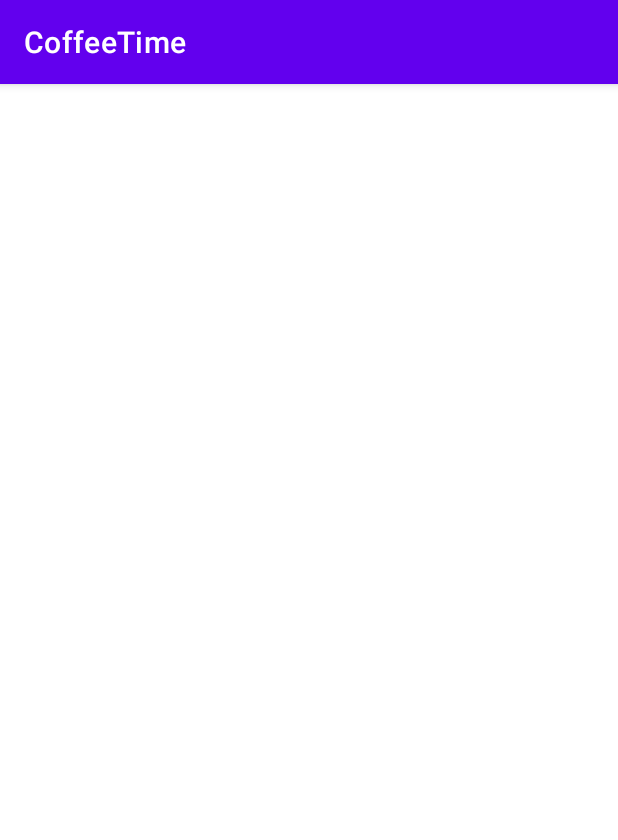
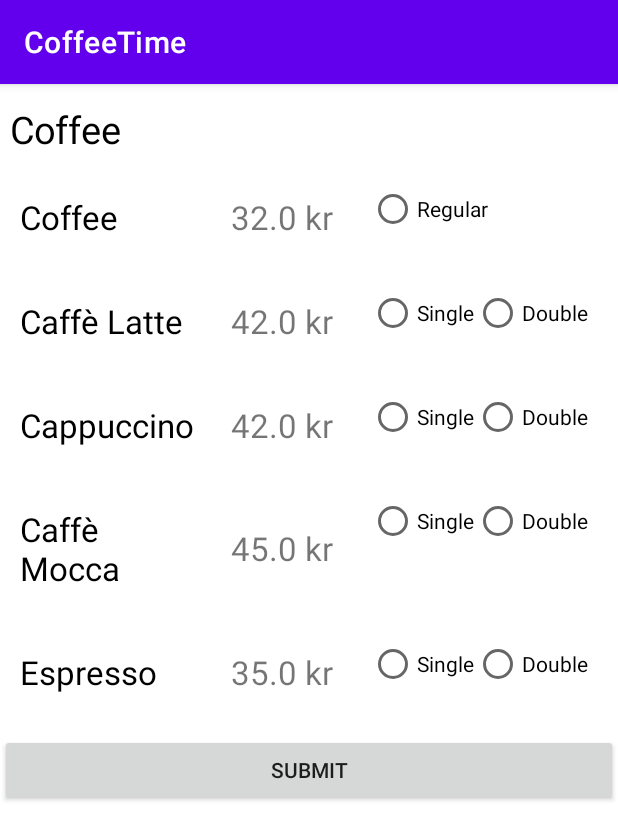
Before and after one commit to andhaglund/CoffeeTime, an Android app: the OrderLineActivity screen opened directly, with no data from a screen before it, on a phone screen of 412 x 824 dp. Shown: the top 840 px of the screen. Run offline under Robolectric (Android 15) with nearby library versions, the phone set to English and light mode, and no system bars.

Commit message:
Created MenuItem and finished orderLine selection

```diff
--- a/app/src/main/java/com/example/coffeetime/OrderLineActivity.kt
+++ b/app/src/main/java/com/example/coffeetime/OrderLineActivity.kt
@@ -2,8 +2,11 @@ package com.example.coffeetime
 
 import android.content.Intent
 import android.os.Bundle
+import android.util.Log
+import android.widget.Button
+import android.widget.LinearLayout
+import android.widget.TextView
 import androidx.appcompat.app.AppCompatActivity
-import androidx.constraintlayout.widget.ConstraintLayout
 import com.example.coffeetime.models.*
 import com.example.coffeetime.utilities.ProductUtilities
 import kotlinx.android.synthetic.main.activity_orderline.*
@@ -12,26 +15,68 @@ class OrderLineActivity : AppCompatActivity() {
 
     private lateinit var owner: User
     private val products: List<Product> = ProductUtilities.getProducts()
-    private val options: List<ProductOption> = ProductUtilities.getProductOptions()
+    private val menuItems: List<MenuItem> = createMenuItems()
+    private val orderLines = mutableListOf<OrderLine>()
 
+    private fun createMenuItems(): List<MenuItem> {
+        val menuItems = mutableListOf<MenuItem>()
+        for (product in products) {
+            menuItems.add(MenuItem(product))
+        }
+        return menuItems
+    }
 
     override fun onCreate(savedInstanceState: Bundle?) {
         super.onCreate(savedInstanceState)
         setContentView(R.layout.activity_orderline)
 
-//        owner = intent.extras!!.getSerializable("user") as User
+// TODO: Get user from localstorage        owner = intent.extras!!.getSerializable("user") as User
 
-        for (product in products) {
-            orderline_layout.addView(product.createProductView(this))
+        createMenuItemView(orderline_layout)
+        orderline_layout.addView(createSubmitButton())
+    }
+
+    private fun createSubmitButton(): Button {
+        val button = Button(this)
+        button.text = getString(R.string.submit)
+        button.setOnClickListener {
+            for (menuItem in menuItems.filter{it.isChosen}) {
+                orderLines.add(OrderLine(menuItem.product, menuItem.option, "Temp",
+                        menuItem.product.price + menuItem.option.additionalCost))
+            }
+
+            val intent = Intent(this, MainActivity::class.java)
+            for ((index, orderLine) in orderLines.withIndex()) {
+                intent.putExtra("orderLine$index", orderLine)
+            }
+            startActivity(intent)
+        }
+
+        return button
+    }
+
+    /**
+     * Creates a menu item view inside the input layout
+     */
+    private fun createMenuItemView(layout: LinearLayout) {
+        for (category in Category.values().filter { it != Category.ALL }) {
+            layout.addView(createCategoryHeader(category))
+
+            for (menuItem in menuItems.filter { it.product.category == category }) {
+                layout.addView(menuItem.createMenuLineView(this))
+            }
         }
     }
 
-    fun onSubmit() {
-
-        val intent = Intent(this, OrderLineActivity::class.java)
-//        intent.putExtra()
-        startActivity(intent)
+    /**
+     * Create header for each product category
+     */
+    private fun createCategoryHeader(category: Category): TextView {
+        val header = TextView(this)
+        header.text = category.category
+        header.textSize = 25f
+        header.setPadding(10, 20, 10, 20)
+        header.setTextColor(resources.getColor(R.color.black))
+        return header
     }
-
-
 }
--- a/app/src/main/java/com/example/coffeetime/models/Category.kt
+++ b/app/src/main/java/com/example/coffeetime/models/Category.kt
@@ -1,5 +1,6 @@
 package com.example.coffeetime.models
 
-enum class Category {
-    COFFEE
+enum class Category(val category: String) {
+    COFFEE("Coffee"),
+    ALL("All");
 }
--- /dev/null
+++ b/app/src/main/java/com/example/coffeetime/models/MenuItem.kt
@@ -0,0 +1,19 @@
+package com.example.coffeetime.models
+
+import android.content.Context
+import android.widget.LinearLayout
+import com.example.coffeetime.utilities.ProductOptionUtilities
+
+class MenuItem(val product: Product) {
+    lateinit var option: ProductOption
+    var isChosen = false
+
+    fun createMenuLineView(context: Context): LinearLayout {
+        val layout = LinearLayout(context)
+        layout.orientation = LinearLayout.HORIZONTAL
+        layout.setPadding(10, 10, 10, 20)
+        layout.addView(this.product.createProductView(context))
+        layout.addView(ProductOptionUtilities.createOptionsView(context, this))
+        return layout
+    }
+}
--- a/app/src/main/java/com/example/coffeetime/models/OptionGroup.kt
+++ /dev/null
@@ -1,8 +0,0 @@
-package com.example.coffeetime.models
-
-/**
- *
- */
-enum class OptionGroup() {
-    STRENGTH, SIZE, NONE
-}
--- a/app/src/main/java/com/example/coffeetime/models/Product.kt
+++ b/app/src/main/java/com/example/coffeetime/models/Product.kt
@@ -1,12 +1,18 @@
 package com.example.coffeetime.models
 
 import android.content.Context
+import android.icu.number.Precision.currency
+import android.view.Gravity
+import android.view.View
+import android.view.ViewGroup
 import android.view.ViewGroup.LayoutParams.MATCH_PARENT
 import android.widget.LinearLayout
+import android.widget.RadioButton
 import android.widget.RadioGroup
 import android.widget.TextView
 import com.example.coffeetime.R
 import org.w3c.dom.Text
+import java.io.Serializable
 
 /**
  * Class for holding the different coffee types. Named "Product" to make the model
@@ -17,35 +23,22 @@ import org.w3c.dom.Text
 class Product (val name: String,
                val price: Float,
                val hasOptions: Boolean,
-               val category: Category = Category.COFFEE) {
+               val category: Category = Category.COFFEE) : Serializable {
 
     fun createProductView(context: Context): LinearLayout {
         val layout = LinearLayout(context)
         layout.orientation = LinearLayout.HORIZONTAL
-
+        layout.setPadding(10, 10, 0, 20)
+        layout.layoutParams = LinearLayout.LayoutParams(MATCH_PARENT, MATCH_PARENT, 0.6F)
         layout.addView(createNameView(context))
-        layout.addView(createPriceView(context))
-        layout.addView(createOptionsView(context))
 
 
+        layout.addView(createPriceView(context))
 
         return layout
     }
 
-    /**
-     * Create radio buttons if product has options
-     */
-    private fun createOptionsView(context: Context): RadioGroup {
-        if (this.hasOptions) {
-            when (category) {
-                Category.COFFEE -> {
-                    val single = RadioGroup(context)
-                }
-                // TODO
-            }
-        }
-        return RadioGroup(context)
-    }
+
 
     /**
      * Creates a TextView containing the product name
@@ -53,7 +46,7 @@ class Product (val name: String,
     private fun createNameView(context: Context): TextView {
         val nameView = TextView(context)
         nameView.text = this.name
-        nameView.textSize = 25f
+        nameView.textSize = 22f
         nameView.setTextColor(context.resources.getColor(R.color.black))
         nameView.layoutParams = LinearLayout.LayoutParams(MATCH_PARENT, MATCH_PARENT, 1F)
         return nameView
@@ -64,10 +57,10 @@ class Product (val name: String,
      */
     private fun createPriceView(context: Context): TextView {
         val priceView = TextView(context)
-        priceView.text = this.price.toString()
-        priceView.textSize = 25f
+        priceView.text = this.price.toString().plus(" ").plus(context.getString(R.string.currency))
+        priceView.textSize = 22f
+        priceView.gravity = Gravity.CENTER
         priceView.layoutParams = LinearLayout.LayoutParams(MATCH_PARENT, MATCH_PARENT, 1F)
         return priceView
     }
-
 }
--- a/app/src/main/java/com/example/coffeetime/models/ProductOption.kt
+++ b/app/src/main/java/com/example/coffeetime/models/ProductOption.kt
@@ -1,7 +1,14 @@
 package com.example.coffeetime.models
 
-class ProductOption(val option: String,
-                    val optionGroup: OptionGroup,
+/**
+ * Enum class for storing different product options.
+ * Example: Strength (single, double), size (small, medium, large), flavour etc.
+ */
+enum class ProductOption(val option: String,
+                    val category: Category,
                     val additionalCost: Float) {
 
+    SINGLE("Single", Category.COFFEE, 0F),
+    DOUBLE("Double", Category.COFFEE, 3F),
+    REGULAR("Regular", Category.ALL, 0F);
 }
--- /dev/null
+++ b/app/src/main/java/com/example/coffeetime/utilities/ProductOptionUtilities.kt
@@ -0,0 +1,60 @@
+package com.example.coffeetime.utilities
+
+import android.content.Context
+import android.view.View
+import android.view.ViewGroup
+import android.widget.LinearLayout
+import android.widget.RadioButton
+import android.widget.RadioGroup
+import com.example.coffeetime.models.Category
+import com.example.coffeetime.models.MenuItem
+import com.example.coffeetime.models.ProductOption
+
+class ProductOptionUtilities() {
+
+    companion object {
+
+        /**
+         * Create radio buttons for each option in category if product has options
+         * and add onChangeListener
+         */
+        fun createOptionsView(context: Context, menuItem: MenuItem): View {
+            val radioGroup = RadioGroup(context)
+            radioGroup.orientation = RadioGroup.HORIZONTAL
+            radioGroup.layoutParams = LinearLayout.LayoutParams(ViewGroup.LayoutParams.MATCH_PARENT, ViewGroup.LayoutParams.MATCH_PARENT, 0.9F)
+
+            when (menuItem.product.category) {
+                Category.COFFEE -> {
+                    if (menuItem.product.hasOptions) {
+                        val options = ProductOption.values().filter { it.category == Category.COFFEE }.withIndex()
+                        for ((rbId, option) in options) {
+                            radioGroup.addView(createRadioButton(context, option.option, rbId))
+                        }
+                        radioGroup.setOnCheckedChangeListener { _, checkedId ->
+                            menuItem.isChosen = true
+                            menuItem.option = options.elementAt(checkedId).value
+                        }
+                    } else {
+                        radioGroup.addView(createRadioButton(context, ProductOption.REGULAR.option, 0))
+                        radioGroup.setOnCheckedChangeListener { _, _ ->
+                            menuItem.isChosen = true
+                            menuItem.option = ProductOption.REGULAR
+                        }
+                    }
+                }
+                // TODO: Future extension: add other product categories e.g cake, smoothie
+            }
+            return radioGroup
+        }
+
+        /**
+         * Creates a radio button for the different product-options
+         */
+        private fun createRadioButton(context: Context, text: String, id: Int): RadioButton {
+            val rb = RadioButton(context)
+            rb.id = id
+            rb.text = text
+            return rb
+        }
+    }
+}
--- a/app/src/main/java/com/example/coffeetime/utilities/ProductUtilities.kt
+++ b/app/src/main/java/com/example/coffeetime/utilities/ProductUtilities.kt
@@ -1,7 +1,6 @@
 package com.example.coffeetime.utilities
 
 import com.example.coffeetime.models.Category
-import com.example.coffeetime.models.OptionGroup
 import com.example.coffeetime.models.Product
 import com.example.coffeetime.models.ProductOption
 
@@ -15,25 +14,14 @@ class ProductUtilities {
          * Future extension: products are collected from Firestore
          */
         fun getProducts(): List<Product> {
-            val latte = Product("Caffè Latte", 42F, OptionGroup.STRENGTH, Category.COFFEE)
-            val mocha = Product("Caffè Mocca", 45F, OptionGroup.STRENGTH, Category.COFFEE)
-            val cappuccino = Product("Cappuccino", 42F, OptionGroup.STRENGTH, Category.COFFEE)
-            val coffee = Product("Coffee", 32F, OptionGroup.NONE, Category.COFFEE)
-            val espresso = Product("Espresso", 35F, OptionGroup.STRENGTH, Category.COFFEE)
+            val coffee = Product("Coffee", 32F, false, Category.COFFEE)
+            val latte = Product("Caffè Latte", 42F, true, Category.COFFEE)
+            val cappuccino = Product("Cappuccino", 42F, true, Category.COFFEE)
+            val mocha = Product("Caffè Mocca", 45F, true, Category.COFFEE)
+            val espresso = Product("Espresso", 35F, true, Category.COFFEE)
 
-            return listOf(latte, mocha, cappuccino, coffee, espresso)
+            return listOf(coffee, latte, cappuccino, mocha, espresso)
         }
-
-        /**
-         * Future extension: options are collected from Firestore
-         */
-        fun getProductOptions(): List<ProductOption> {
-            val single = ProductOption("Single", OptionGroup.STRENGTH, 0F)
-            val double = ProductOption("Double", OptionGroup.STRENGTH, 3F)
-
-            return listOf(single, double)
-        }
-
     }
 
 
--- a/app/src/main/res/layout/activity_orderline.xml
+++ b/app/src/main/res/layout/activity_orderline.xml
@@ -15,28 +15,5 @@
         app:layout_constraintBottom_toBottomOf="parent"
         app:layout_constraintEnd_toEndOf="parent"
         app:layout_constraintStart_toStartOf="parent"
-        app:layout_constraintTop_toTopOf="parent" >
-
-        <RadioGroup
-            android:layout_width="match_parent"
-            android:layout_height="match_parent" >
-
-            <RadioGroup
-                android:layout_width="match_parent"
-                android:layout_height="match_parent" >
-
-                <RadioGroup
-                    android:layout_width="match_parent"
-                    android:layout_height="match_parent" />
-            </RadioGroup>
-        </RadioGroup>
-    </LinearLayout>
-
-    <RadioGroup
-        android:layout_width="wrap_content"
-        android:layout_height="wrap_content"
-        app:layout_constraintBottom_toBottomOf="@+id/orderline_layout"
-        app:layout_constraintEnd_toEndOf="parent"
-        app:layout_constraintStart_toStartOf="parent"
-        app:layout_constraintTop_toTopOf="@+id/orderline_layout" />
+        app:layout_constraintTop_toTopOf="parent" />
 </androidx.constraintlayout.widget.ConstraintLayout>
--- a/app/src/main/res/layout/activity_registration.xml
+++ b/app/src/main/res/layout/activity_registration.xml
@@ -13,7 +13,7 @@
         android:layout_height="wrap_content"
         android:text="@string/app_name"
         android:textSize="36sp"
-        app:layout_constraintBottom_toTopOf="@+id/first_name_input"
+        app:layout_constraintBottom_toTopOf="@+id/textInputLayout"
         app:layout_constraintEnd_toEndOf="parent"
         app:layout_constraintStart_toStartOf="parent"
         app:layout_constraintTop_toTopOf="parent" />
@@ -26,7 +26,7 @@
         android:layout_height="wrap_content"
         android:layout_marginHorizontal="20dp"
         android:layout_marginTop="5dp"
-        app:layout_constraintBottom_toTopOf="@+id/last_name_input"
+        app:layout_constraintBottom_toTopOf="@+id/textInputLayout2"
         app:layout_constraintEnd_toEndOf="parent"
         app:layout_constraintStart_toStartOf="parent"
         app:layout_constraintTop_toBottomOf="@+id/startup_header">
--- a/app/src/main/res/menu/bottom_nav_menu.xml
+++ b/app/src/main/res/menu/bottom_nav_menu.xml
@@ -4,16 +4,16 @@
     <item
         android:id="@+id/navigation_home"
         android:icon="@drawable/ic_home_black_24dp"
-        android:title="@string/title_home" />
+        android:title="@string/title_history" />
 
     <item
         android:id="@+id/navigation_order"
         android:icon="@drawable/ic_dashboard_black_24dp"
-        android:title="@string/title_dashboard" />
+        android:title="@string/title_order" />
 
     <item
         android:id="@+id/navigation_notifications"
         android:icon="@drawable/ic_notifications_black_24dp"
-        android:title="@string/title_notifications" />
+        android:title="@string/title_profile" />
 
 </menu>
--- a/app/src/main/res/navigation/mobile_navigation.xml
+++ b/app/src/main/res/navigation/mobile_navigation.xml
@@ -8,18 +8,18 @@
     <fragment
         android:id="@+id/navigation_order"
         android:name="com.example.coffeetime.ui.order.OrderFragment"
-        android:label="@string/title_dashboard"
+        android:label="@string/title_order"
         tools:layout="@layout/fragment_order" />
 
     <fragment
         android:id="@+id/navigation_home"
         android:name="com.example.coffeetime.ui.home.HomeFragment"
-        android:label="@string/title_home"
+        android:label="@string/title_history"
         tools:layout="@layout/fragment_profile" />
 
     <fragment
         android:id="@+id/navigation_notifications"
         android:name="com.example.coffeetime.ui.notifications.NotificationsFragment"
-        android:label="@string/title_notifications"
+        android:label="@string/title_profile"
         tools:layout="@layout/fragment_history" />
 </navigation>
```
Also changed, not shown: app/src/main/java/com/example/coffeetime/models/OrderLine.kt (+4 -14 lines), app/src/main/res/values/strings.xml (+7 -4 lines).
